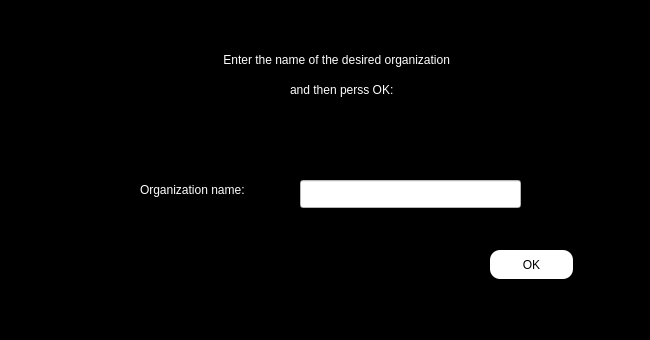
Old version of the form enter/key_pass_organ.ui in the repository Shayanrava/APproject.
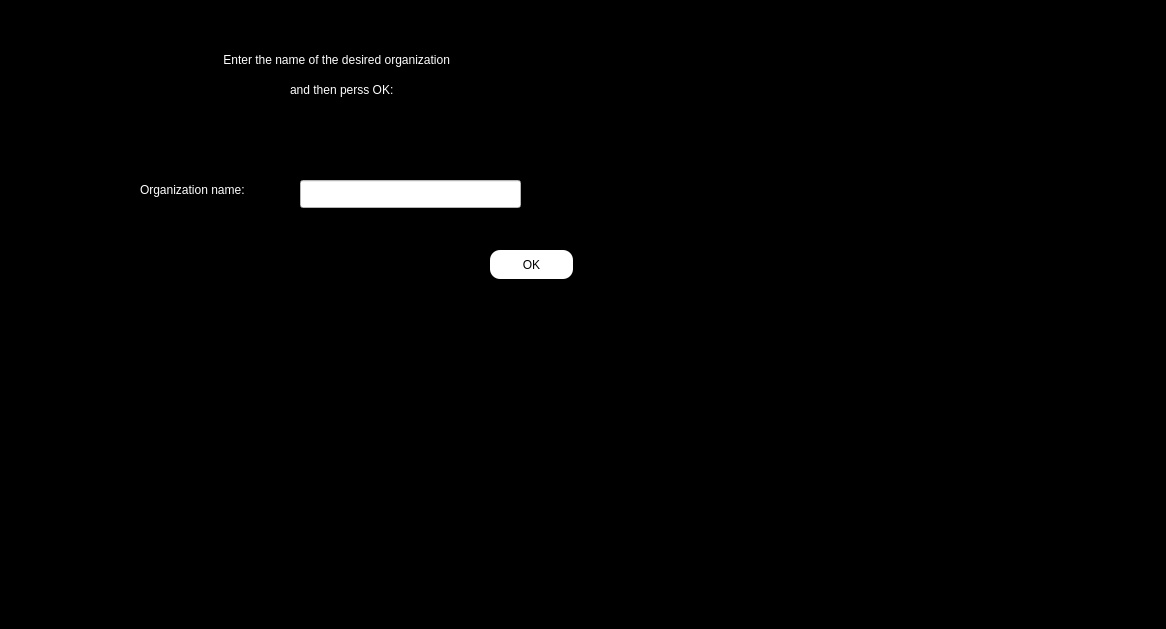
New version of the form.

Patch:
```diff
--- a/enter/key_pass_organ.ui
+++ b/enter/key_pass_organ.ui
@@ -6,8 +6,8 @@
    <rect>
     <x>0</x>
     <y>0</y>
-    <width>650</width>
-    <height>340</height>
+    <width>1166</width>
+    <height>629</height>
    </rect>
   </property>
   <property name="windowTitle">
```
